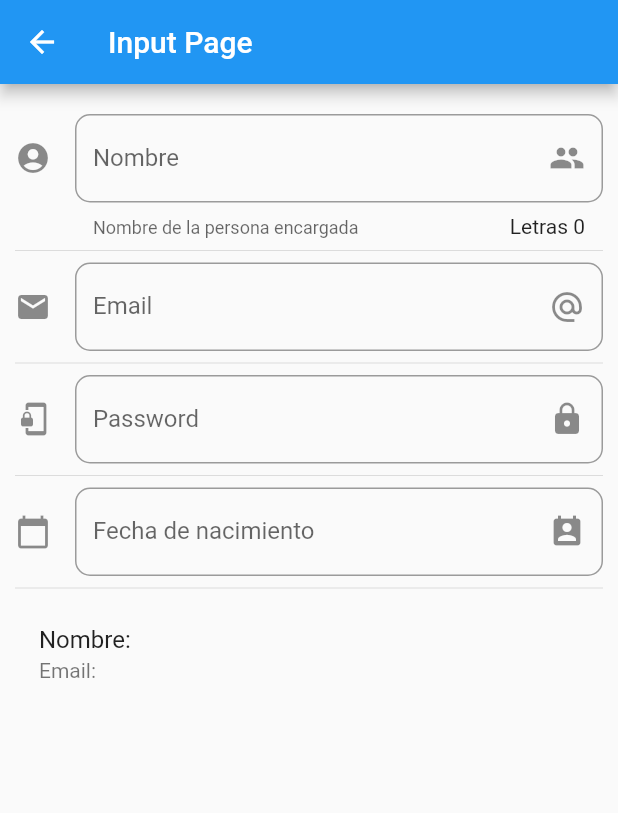
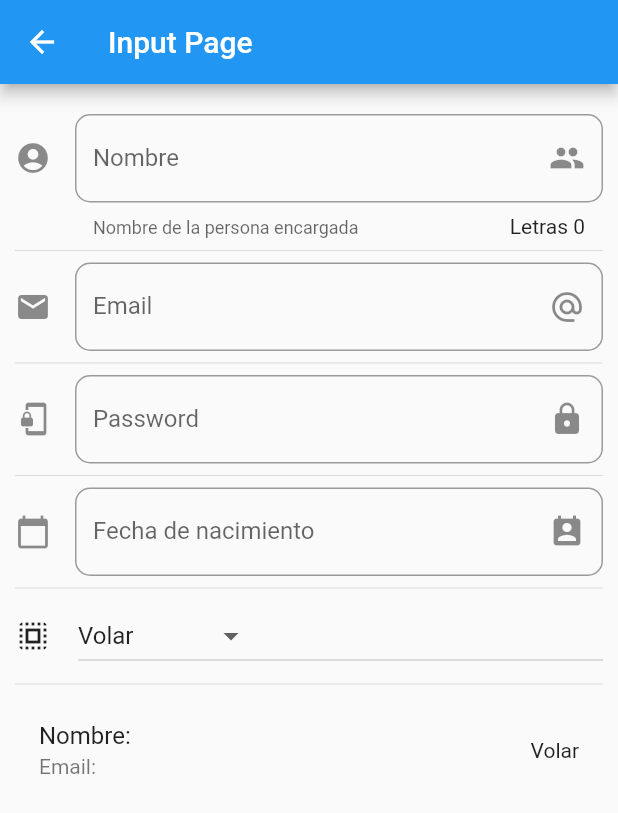
Before and after one commit to DaniloS92/Flutter, a Flutter app: the InputPage screen opened by its route, on a phone screen of 412 x 824 dp. Shown: the top 813 px of the screen. Run offline on Flutter 3.47's test engine with Material 2 defaults, Android fonts, the phone set to English and light mode, and no system bars; our stand-ins replace flutter_svg.

Commit message:
[UPD] Agregar ventana de sliders

```diff
--- a/componentes/data/menu_opts.json
+++ b/componentes/data/menu_opts.json
@@ -25,6 +25,11 @@
             "ruta" : "inputs",
             "icon" : "input",
             "texto": "Inputs"
+        },
+        {
+            "ruta" : "slider",
+            "icon" : "slider",
+            "texto": "Sliders"
         }
     ]
 }
--- a/componentes/lib/main.dart
+++ b/componentes/lib/main.dart
@@ -1,3 +1,4 @@
+import 'package:componentes/src/pages/slider_page.dart';
 import 'package:flutter/material.dart';
 import 'package:componentes/src/pages/animated_container.dart';
 import 'package:componentes/src/pages/input_page.dart';
@@ -34,7 +35,8 @@ class MyApp extends StatelessWidget {
         'avatar': (BuildContext context) => AvatarPage(),
         'card': (BuildContext context) => CardPage(),
         'container': (BuildContext context) => AnimatedContainerPage(),
-        'inputs': (BuildContext context) => InputPage()
+        'inputs': (BuildContext context) => InputPage(),
+        'slider': (BuildContext context) => SlidersPage(),
       },
     );
   }
--- a/componentes/lib/src/pages/input_page.dart
+++ b/componentes/lib/src/pages/input_page.dart
@@ -12,6 +12,9 @@ class _InputPageState extends State<InputPage> {
   String _email = '';
   String _pass = '';
   String _fecha = '';
+  String _opcionSeleccionada = 'Volar';
+
+  List<String> _poderes = ['Volar', 'Rayos x', 'Super fuerza'];
 
   TextEditingController _inputFieldDateController = new TextEditingController();
 
@@ -32,9 +35,45 @@ class _InputPageState extends State<InputPage> {
           Divider(),
           buildCrearFecha(context),
           Divider(),
+          buildBuildCreaDropdown(),
+          Divider(),
           _crearPersona()
         ],
       ),
+    );
+  }
+
+  List<DropdownMenuItem<String>> getOpcionesDropdown() {
+    List<DropdownMenuItem<String>> lista = new List();
+
+    _poderes.forEach((element) {
+      lista.add(DropdownMenuItem(
+        child: Text(element),
+        value: element,
+      ));
+    });
+    return lista;
+  }
+
+  Widget buildBuildCreaDropdown() {
+    return Row(
+      children: [
+        Icon(Icons.select_all),
+        SizedBox(
+          width: 18.0,
+        ),
+        Expanded(
+          child: DropdownButton(
+            value: _opcionSeleccionada,
+            items: getOpcionesDropdown(),
+            onChanged: (value) {
+              setState(() {
+                _opcionSeleccionada = value;
+              });
+            },
+          ),
+        ),
+      ],
     );
   }
 
@@ -42,6 +81,7 @@ class _InputPageState extends State<InputPage> {
     return ListTile(
       title: Text("Nombre: $_nombre"),
       subtitle: Text("Email: $_email"),
+      trailing: Text(_opcionSeleccionada),
     );
   }
 
@@ -127,7 +167,7 @@ class _InputPageState extends State<InputPage> {
     DateTime picket = await showDatePicker(
       context: context,
       initialDate: new DateTime.now(),
-      firstDate: new DateTime(2018),
+      firstDate: new DateTime(1990),
       lastDate: new DateTime(2025),
       locale: Locale('es', 'EC'),
     );
--- a/componentes/lib/src/utils/icon_string_util.dart
+++ b/componentes/lib/src/utils/icon_string_util.dart
@@ -5,7 +5,8 @@ final _icons = <String, IconData>{
   'accessibility': Icons.accessibility,
   'folder_open': Icons.folder_open,
   'donut_large': Icons.donut_large,
-  'input': Icons.input
+  'input': Icons.input,
+  'slider': Icons.description
 };
 
 Icon getIconFromString(String iconName) {
```
Also changed, not shown: componentes/lib/src/pages/slider_page.dart (added, +64 -0 lines), componentes/pubspec.lock.
